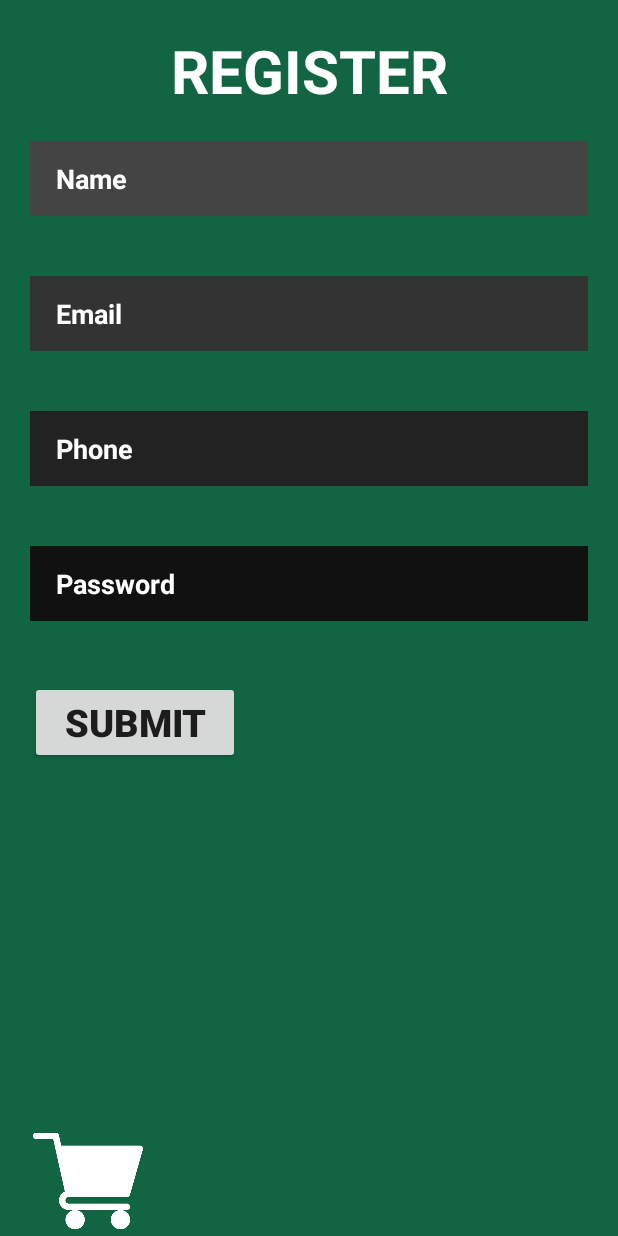
After one commit to aditya1290/FlipkartClone, an Android app: the layout register_bottom_sheet.xml on its own in the app's theme, with its tools: preview values and no code run, on a phone screen of 412 x 824 dp. The commit adds this screen. Run offline under Robolectric (Android 15) with nearby library versions, the phone set to English and light mode, and no system bars.

Commit message:
Login Half Done + Register Done + Layouts Ready with Animations

```diff
--- a/app/build.gradle
+++ b/app/build.gradle
@@ -36,4 +36,9 @@ dependencies {
     implementation 'com.github.bumptech.glide:glide:4.8.0'
 
     implementation 'com.google.firebase:firebase-database:19.2.1'
+
+
+    implementation 'com.google.android.material:material:1.1.0'
+
+    implementation 'com.google.firebase:firebase-auth:19.3.0'
 }
--- /dev/null
+++ b/app/src/main/res/layout/register_bottom_sheet.xml
@@ -0,0 +1,102 @@
+<?xml version="1.0" encoding="utf-8"?>
+<RelativeLayout xmlns:android="http://schemas.android.com/apk/res/android"
+    android:orientation="vertical" android:layout_width="match_parent"
+    android:layout_height="match_parent"
+    android:background="#126543">
+
+
+    <LinearLayout
+        android:layout_width="match_parent"
+        android:layout_height="wrap_content"
+        android:orientation="vertical"
+        android:layout_marginTop="20dp">
+
+        <TextView
+            android:layout_width="match_parent"
+            android:layout_height="wrap_content"
+            android:gravity="center"
+            android:text="REGISTER"
+            android:textColor="@color/white"
+            android:textSize="40sp"
+            android:textStyle="bold" />
+
+        <EditText
+            android:id="@+id/NameFieldRegister"
+            android:layout_width="match_parent"
+            android:layout_height="50dp"
+            android:layout_margin="20dp"
+            android:background="#444444"
+            android:hint="   Name"
+            android:padding="3dp"
+            android:paddingLeft="5dp"
+            android:textColor="@color/white"
+            android:textColorHint="@color/white"
+            android:textStyle="bold" />
+
+        <EditText
+            android:id="@+id/EmailFieldRegister"
+            android:layout_width="match_parent"
+            android:layout_height="50dp"
+            android:layout_margin="20dp"
+            android:layout_marginTop="0dp"
+            android:hint="   Email"
+            android:textColor="@color/white"
+            android:textColorHint="@color/white"
+            android:textStyle="bold"
+            android:background="#333333"
+            android:padding="3dp"
+            android:paddingLeft="5dp"
+            />
+
+        <EditText
+            android:id="@+id/PhoneFieldRegister"
+            android:layout_width="match_parent"
+            android:layout_height="50dp"
+            android:layout_margin="20dp"
+            android:hint="   Phone"
+            android:textColorHint="@color/white"
+            android:textStyle="bold"
+            android:textColor="@color/white"
+            android:background="#222222"
+            android:padding="3dp"
+            android:paddingLeft="5dp"
+            />
+
+        <EditText
+            android:id="@+id/PasswordFieldRegister"
+            android:layout_width="match_parent"
+            android:layout_height="50dp"
+            android:layout_margin="20dp"
+            android:layout_marginTop="0dp"
+            android:hint="   Password"
+            android:inputType="textPassword"
+            android:textColor="@color/white"
+            android:textColorHint="@color/white"
+            android:textStyle="bold"
+            android:background="#111111"
+            android:padding="3dp"
+            android:paddingLeft="5dp"
+            />
+        <Button
+            android:id="@+id/RegisterButtonClick"
+            android:layout_width="140dp"
+            android:layout_height="55dp"
+            android:layout_margin="20dp"
+            android:elevation="30dp"
+            android:text="SUBMIT"
+            android:onClick="createUser"
+            android:textStyle="bold"
+            android:textSize="25sp"
+            android:layout_gravity="left"
+            />
+    </LinearLayout>
+
+    <ImageView
+        android:layout_width="77dp"
+        android:layout_height="73dp"
+        android:layout_alignParentBottom="true"
+        android:layout_marginLeft="20dp"
+        android:src="@drawable/cart_filled" />
+</RelativeLayout>
+
+    <!--  Bottom sheet for login  -->
--- a/app/src/main/res/values/colors.xml
+++ b/app/src/main/res/values/colors.xml
@@ -7,4 +7,5 @@
     <color name="white">#FFFFFF</color>
 
     <color name="hamburgerBlack">#000000</color>
+    <color name="IntroActivityBlack">#070611</color>
 </resources>
```
Also changed, not shown: app/src/main/AndroidManifest.xml (+15 -11 lines), app/src/main/java/com/example/flipkartclone/IntroActivity.java (added, +225 -0 lines), app/src/main/res/anim/fade_in.xml (added, +9 -0 lines), app/src/main/res/anim/fade_in_delay.xml (added, +9 -0 lines), app/src/main/res/anim/move_to_top.xml (added, +10 -0 lines), app/src/main/res/anim/zoom_out.xml (added, +18 -0 lines), app/src/main/res/drawable/login_bottom_sheet.xml (added, +9 -0 lines), app/src/main/res/drawable/rounded_corner.xml (added, +13 -0 lines), app/src/main/res/layout/activity_intro.xml (added, +85 -0 lines), app/src/main/res/layout/login_bottom_sheet.xml (added, +86 -0 lines), app/src/main/res/drawable/mobile_background.jpg (added).
